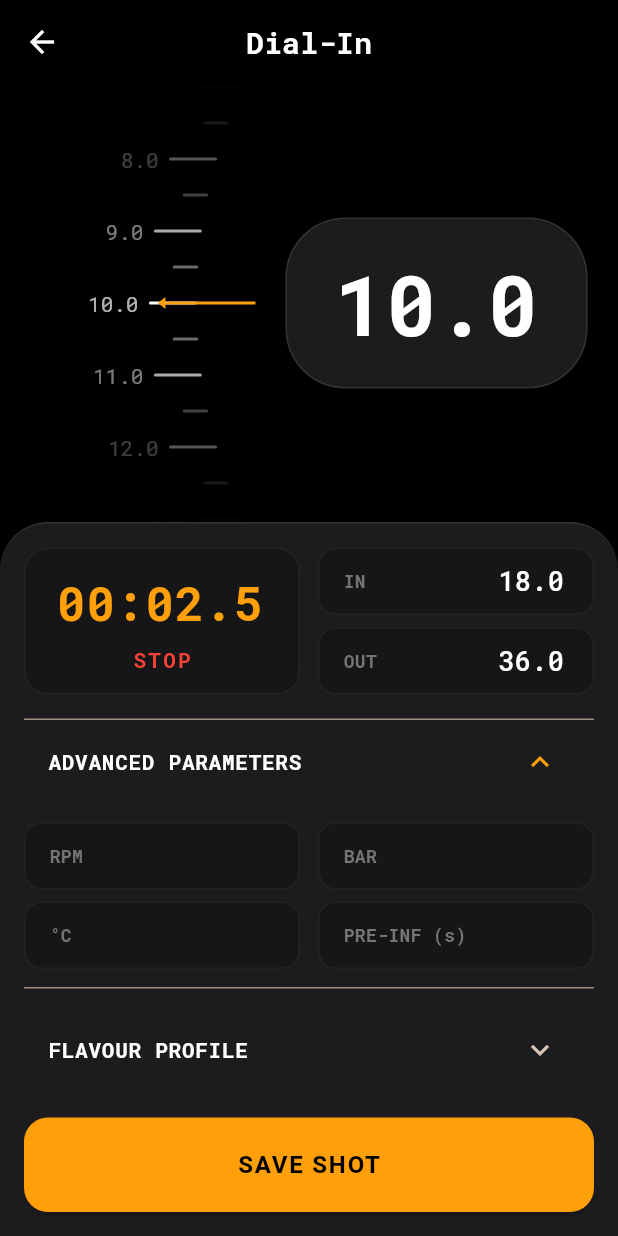
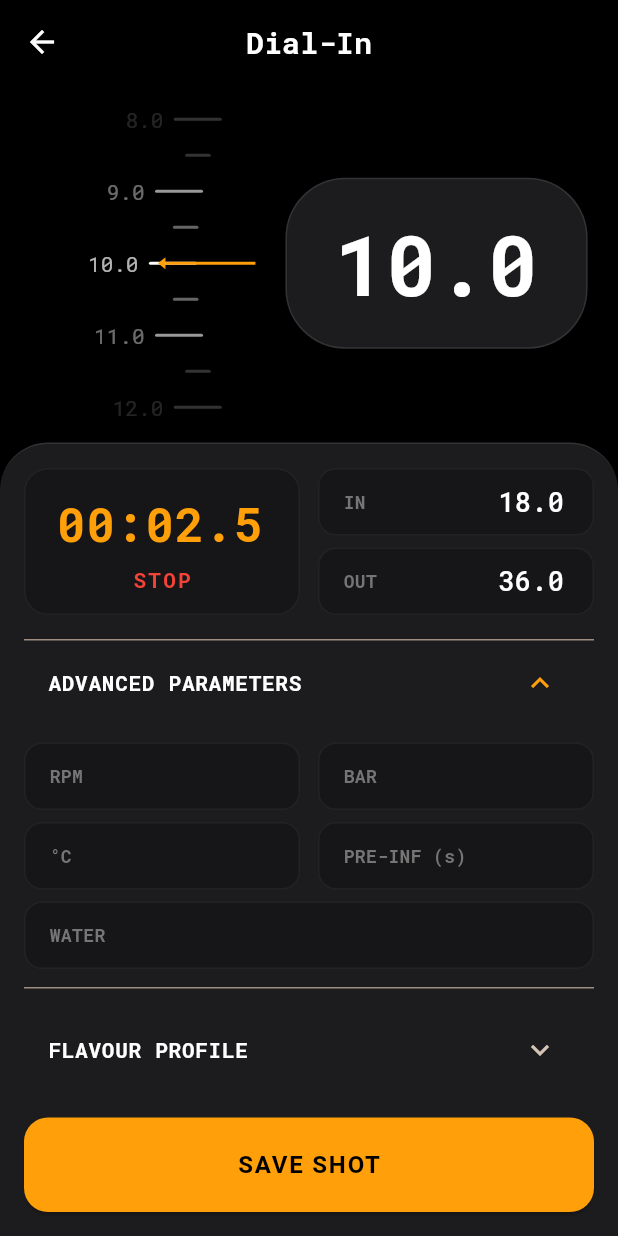
Before and after one commit to LucaGerlich/dialed_in, a Flutter app: the AddShotScreen screen opened directly with empty values, after a tap on "START", after a tap on "ADVANCED PARAMETERS", on a phone screen of 412 x 824 dp. Run offline on Flutter 3.47's test engine with Material 3 defaults, Android fonts, the phone set to English and light mode, and no system bars; our stand-ins replace fl_chart, google_fonts, screenshot, share_plus, shared_preferences; missing offline and left inert: gal, pasteboard; accounts and stored records are empty.

Commit message:
Refactor and added Water

```diff
--- a/lib/models/models.dart
+++ b/lib/models/models.dart
@@ -79,6 +79,7 @@ class Shot {
   final int? preInfusionTime;
   final String? machineId;
   final String? grinderId;
+  final String? water;
   final double? flavourX; // -1 (Sour) to 1 (Bitter)
   final double? flavourY; // -1 (Weak) to 1 (Strong)
 
@@ -95,6 +96,7 @@ class Shot {
     this.preInfusionTime,
     this.machineId,
     this.grinderId,
+    this.water,
     this.flavourX,
     this.flavourY,
   }) : id = id ?? const Uuid().v4();
@@ -113,6 +115,7 @@ class Shot {
       'preInfusionTime': preInfusionTime,
       'machineId': machineId,
       'grinderId': grinderId,
+      'water': water,
       'flavourX': flavourX,
       'flavourY': flavourY,
     };
@@ -126,6 +129,15 @@ class Shot {
       doseOut: json['doseOut'].toDouble(),
       duration: json['duration'],
       timestamp: DateTime.parse(json['timestamp']),
+      grinderRpm: json['grinderRpm']?.toDouble(),
+      pressure: json['pressure']?.toDouble(),
+      temperature: json['temperature']?.toDouble(),
+      preInfusionTime: json['preInfusionTime'],
+      machineId: json['machineId'],
+      grinderId: json['grinderId'],
+      water: json['water'],
+      flavourX: json['flavourX']?.toDouble(),
+      flavourY: json['flavourY']?.toDouble(),
     );
   }
 }
--- a/lib/screens/add_shot_screen.dart
+++ b/lib/screens/add_shot_screen.dart
@@ -18,26 +18,27 @@ class AddShotScreen extends StatefulWidget {
 class _AddShotScreenState extends State<AddShotScreen> {
   final _doseInController = TextEditingController(text: '18.0');
   final _doseOutController = TextEditingController(text: '36.0');
-  final _durationController = TextEditingController(text: '00:00.0'); // Initialize with milliseconds
+  final _durationController = TextEditingController(text: '00:00.0');
 
   // Advanced Params Controllers
   final _rpmController = TextEditingController();
   final _pressureController = TextEditingController();
   final _tempController = TextEditingController();
   final _preInfusionController = TextEditingController();
+  final _waterController = TextEditingController();
 
   double _grindSize = 10.0;
   int _durationMs = 0; // Duration in milliseconds
   Timer? _timer;
   bool _isTimerRunning = false;
-  bool _updatePreferred = false;
+  final bool _updatePreferred = false; // Fixed: made final as it's never changed
 
   String? _selectedMachineId;
   String? _selectedGrinderId;
 
   // Flavour Coordinates (-1 to 1)
-  double _flavourX = 0; // Sour -> Bitter
-  double _flavourY = 0; // Weak -> Strong
+  double _flavourX = 0;
+  double _flavourY = 0;
 
   @override
   void dispose() {
@@ -48,6 +49,7 @@ class _AddShotScreenState extends State<AddShotScreen> {
     _pressureController.dispose();
     _tempController.dispose();
     _preInfusionController.dispose();
+    _waterController.dispose();
     _timer?.cancel();
     super.dispose();
   }
@@ -150,6 +152,7 @@ class _AddShotScreenState extends State<AddShotScreen> {
         preInfusionTime: int.tryParse(_preInfusionController.text),
         machineId: _selectedMachineId,
         grinderId: _selectedGrinderId,
+        water: _waterController.text.isNotEmpty ? _waterController.text : null,
         flavourX: _flavourX,
         flavourY: _flavourY,
       );
@@ -201,7 +204,7 @@ class _AddShotScreenState extends State<AddShotScreen> {
             decoration: BoxDecoration(
               color: Theme.of(context).colorScheme.surface,
               borderRadius: const BorderRadius.vertical(top: Radius.circular(32)),
-              border: Border(top: BorderSide(color: Colors.white.withOpacity(0.1))),
+              border: Border(top: BorderSide(color: Colors.white.withValues(alpha: 0.1))),
             ),
             child: SingleChildScrollView( // Allow scrolling for extra fields
               child: Column(
@@ -215,9 +218,9 @@ class _AddShotScreenState extends State<AddShotScreen> {
                         child: Container(
                           padding: const EdgeInsets.symmetric(vertical: 12),
                           decoration: BoxDecoration(
-                            color: Colors.black.withOpacity(0.2),
+                            color: Colors.black.withValues(alpha: 0.2),
                             borderRadius: BorderRadius.circular(16),
-                            border: Border.all(color: Colors.white.withOpacity(0.05)),
+                            border: Border.all(color: Colors.white.withValues(alpha: 0.05)),
                           ),
                           child: Column(
                             children: [
@@ -280,13 +283,15 @@ class _AddShotScreenState extends State<AddShotScreen> {
                       children: [
                         if (provider.machines.isNotEmpty)
                           Expanded(
-                            child: DropdownButtonFormField<String>(
+                            child: InputDecorator(
+                              decoration: _inputDecoration('Machine'),
+                              child: DropdownButtonHideUnderline(
+                                child: DropdownButton<String>(
                                   isExpanded: true,
                                   isDense: true,
                                   value: _selectedMachineId,
                                   dropdownColor: const Color(0xFF1C1C1E),
                                   style: const TextStyle(color: Colors.white),
-                              decoration: _inputDecoration('Machine'),
                                   items: provider.machines.map((m) => DropdownMenuItem(
                                     value: m.id,
                                     child: Text(
@@ -305,17 +310,21 @@ class _AddShotScreenState extends State<AddShotScreen> {
                                   },
                                 ),
                               ),
+                            ),
+                          ),
                         if (provider.machines.isNotEmpty && provider.grinders.isNotEmpty)
                           const SizedBox(width: 12),
                         if (provider.grinders.isNotEmpty)
                           Expanded(
-                            child: DropdownButtonFormField<String>(
+                            child: InputDecorator(
+                              decoration: _inputDecoration('Grinder'),
+                              child: DropdownButtonHideUnderline(
+                                child: DropdownButton<String>(
                                   isExpanded: true,
                                   isDense: true,
                                   value: _selectedGrinderId,
                                   dropdownColor: const Color(0xFF1C1C1E),
                                   style: const TextStyle(color: Colors.white),
-                              decoration: _inputDecoration('Grinder'),
                                   items: provider.grinders.map((g) => DropdownMenuItem(
                                     value: g.id,
                                     child: Text(
@@ -330,6 +339,8 @@ class _AddShotScreenState extends State<AddShotScreen> {
                                       if (grinder.defaultRpm != null) _rpmController.text = grinder.defaultRpm.toString();
                                     });
                                   },
+                                ),
+                              ),
                             ),
                           ),
                       ],
@@ -357,6 +368,8 @@ class _AddShotScreenState extends State<AddShotScreen> {
                           Expanded(child: _buildCompactInput(context, 'PRE-INF (s)', _preInfusionController)),
                         ],
                       ),
+                      const SizedBox(height: 8),
+                      _buildCompactInput(context, 'WATER', _waterController, keyboardType: TextInputType.text),
                       const SizedBox(height: 12),
                     ],
                   ),
@@ -372,15 +385,14 @@ class _AddShotScreenState extends State<AddShotScreen> {
                           width: 200,
                           height: 200,
                           decoration: BoxDecoration(
-                            color: Colors.black.withOpacity(0.2),
+                            color: Colors.black.withValues(alpha: 0.2),
                             borderRadius: BorderRadius.circular(16),
-                            border: Border.all(color: Colors.white.withOpacity(0.1)),
+                            border: Border.all(color: Colors.white.withValues(alpha: 0.1)),
                           ),
                           child: GestureDetector(
                             onPanUpdate: (details) {
                               setState(() {
                                 // Map local position to -1 to 1
-                                final renderBox = context.findRenderObject() as RenderBox;
                                 // This is tricky inside a scroll view, let's use relative position
                                 // Assuming 200x200 box
                                 double dx = details.localPosition.dx;
@@ -437,20 +449,20 @@ class _AddShotScreenState extends State<AddShotScreen> {
       labelText: label,
       labelStyle: const TextStyle(color: Colors.grey),
       filled: true,
-      fillColor: Colors.black.withOpacity(0.2),
+      fillColor: Colors.black.withValues(alpha: 0.2),
       isDense: true,
       border: OutlineInputBorder(borderRadius: BorderRadius.circular(12), borderSide: BorderSide.none),
       contentPadding: const EdgeInsets.symmetric(horizontal: 12, vertical: 12),
     );
   }
 
-  Widget _buildCompactInput(BuildContext context, String label, TextEditingController controller) {
+  Widget _buildCompactInput(BuildContext context, String label, TextEditingController controller, {TextInputType? keyboardType}) {
     return Container(
       padding: const EdgeInsets.symmetric(horizontal: 16, vertical: 8),
       decoration: BoxDecoration(
-        color: Colors.black.withOpacity(0.2),
+        color: Colors.black.withValues(alpha: 0.2),
         borderRadius: BorderRadius.circular(12),
-        border: Border.all(color: Colors.white.withOpacity(0.05)),
+        border: Border.all(color: Colors.white.withValues(alpha: 0.05)),
       ),
       child: Row(
         children: [
@@ -459,7 +471,7 @@ class _AddShotScreenState extends State<AddShotScreen> {
           Expanded(
             child: TextField(
               controller: controller,
-              keyboardType: const TextInputType.numberWithOptions(decimal: true),
+              keyboardType: keyboardType ?? const TextInputType.numberWithOptions(decimal: true),
               style: Theme.of(context).textTheme.titleMedium?.copyWith(color: Colors.white),
               textAlign: TextAlign.end,
               decoration: const InputDecoration(
@@ -492,9 +504,8 @@ class _FlavourGraphPainter extends CustomPainter {
 
   @override
   void paint(Canvas canvas, Size size) {
-    final center = size.center(Offset.zero);
     final paint = Paint()
-      ..color = Colors.grey.withOpacity(0.3)
+      ..color = Colors.grey.withValues(alpha: 0.3)
       ..strokeWidth = 1;
 
     // Axes
@@ -514,7 +525,7 @@ class _FlavourGraphPainter extends CustomPainter {
     final py = (-y + 1) / 2 * size.height; // Invert Y
 
     canvas.drawCircle(Offset(px, py), 8, Paint()..color = accentColor);
-    canvas.drawCircle(Offset(px, py), 12, Paint()..color = accentColor.withOpacity(0.3));
+    canvas.drawCircle(Offset(px, py), 12, Paint()..color = accentColor.withValues(alpha: 0.3));
   }
 
   void _drawText(Canvas canvas, String text, Offset offset, TextStyle style) {
--- a/lib/screens/bean_list_screen.dart
+++ b/lib/screens/bean_list_screen.dart
@@ -73,7 +73,7 @@ class _BeanListScreenState extends State<BeanListScreen> {
                           side: BorderSide(
                             color: isSelected
                                 ? Theme.of(context).colorScheme.primary
-                                : Colors.white.withOpacity(0.1),
+                                : Colors.white.withValues(alpha: 0.1),
                           ),
                         ),
                         showCheckmark: false,
--- a/lib/screens/gear_settings_screen.dart
+++ b/lib/screens/gear_settings_screen.dart
@@ -76,7 +76,7 @@ class GearSettingsScreen extends StatelessWidget {
       decoration: BoxDecoration(
         color: Theme.of(context).colorScheme.surface,
         borderRadius: BorderRadius.circular(12),
-        border: Border.all(color: Colors.white.withOpacity(0.05)),
+        border: Border.all(color: Colors.white.withValues(alpha: 0.05)),
       ),
       child: Row(
         mainAxisAlignment: MainAxisAlignment.spaceBetween,
@@ -218,7 +218,7 @@ class GearSettingsScreen extends StatelessWidget {
       decoration: BoxDecoration(
         color: Theme.of(context).colorScheme.surface,
         borderRadius: BorderRadius.circular(12),
-        border: Border.all(color: Colors.white.withOpacity(0.05)),
+        border: Border.all(color: Colors.white.withValues(alpha: 0.05)),
       ),
       child: Column(
         children: [
@@ -257,7 +257,7 @@ class GearSettingsScreen extends StatelessWidget {
           style: const TextStyle(color: Colors.white),
           decoration: InputDecoration(
             filled: true,
-            fillColor: Colors.black.withOpacity(0.2),
+            fillColor: Colors.black.withValues(alpha: 0.2),
             border: OutlineInputBorder(borderRadius: BorderRadius.circular(8), borderSide: BorderSide.none),
             contentPadding: const EdgeInsets.symmetric(horizontal: 12, vertical: 12),
             isDense: true,
--- a/lib/screens/share_shot_dialog.dart
+++ b/lib/screens/share_shot_dialog.dart
@@ -51,6 +51,7 @@ class _ShareShotDialogState extends State<ShareShotDialog> {
         await file.writeAsBytes(imageBytes);
 
         if (mounted) {
+            // ignore: deprecated_member_use
             await Share.shareXFiles(
               [XFile(file.path)],
               text: 'Check out my shot with ${widget.bean.name}!',
--- a/lib/widgets/analog_dial.dart
+++ b/lib/widgets/analog_dial.dart
@@ -106,7 +106,7 @@ class _AnalogDialState extends State<AnalogDial> {
           decoration: BoxDecoration(
             color: const Color(0xFF1C1C1E), // Dark surface
             borderRadius: BorderRadius.circular(40),
-            border: Border.all(color: Colors.white.withOpacity(0.1)),
+            border: Border.all(color: Colors.white.withValues(alpha: 0.1)),
           ),
           child: Text(
             _currentValue.toStringAsFixed(1),
@@ -149,7 +149,7 @@ class _RadioTunerPainter extends CustomPainter {
     final arcCenter = Offset(centerX + radius - 40, centerY);
 
     final tickPaint = Paint()
-      ..color = color.withOpacity(0.3)
+      ..color = color.withValues(alpha: 0.3)
       ..strokeWidth = 2
       ..strokeCap = StrokeCap.round;
 
@@ -209,7 +209,7 @@ class _RadioTunerPainter extends CustomPainter {
       final tickLength = isMajor ? 30.0 : 15.0;
 
       final paint = isMajor ? activeTickPaint : tickPaint;
-      paint.color = paint.color.withOpacity(opacity * (isMajor ? 1.0 : 0.5));
+      paint.color = paint.color.withValues(alpha: opacity * (isMajor ? 1.0 : 0.5));
 
       canvas.drawLine(
         Offset(dx, yPos),
@@ -223,7 +223,7 @@ class _RadioTunerPainter extends CustomPainter {
           text: roundedI.toStringAsFixed((step - step.roundToDouble()).abs() < 0.0001 ? 0 : 1),
           style: GoogleFonts.robotoMono(
             fontSize: 14,
-            color: color.withOpacity(opacity * 0.7),
+            color: color.withValues(alpha: opacity * 0.7),
           ),
         );
         textPainter.layout();
--- a/lib/widgets/shot_sticker.dart
+++ b/lib/widgets/shot_sticker.dart
@@ -27,7 +27,7 @@ class ShotSticker extends StatelessWidget {
       Shadow(
         offset: const Offset(0, 1),
         blurRadius: 3.0,
-        color: Colors.black.withOpacity(0.8),
+        color: Colors.black.withValues(alpha: 0.8),
       ),
     ];
 
@@ -115,14 +115,14 @@ class ShotSticker extends StatelessWidget {
           const SizedBox(height: 24),
 
           // Gear (Optional)
-          if (machineName != null || grinderName != null) ...[
+          if (machineName != null || grinderName != null || shot.water != null) ...[
              Row(
                children: [
                  const Icon(Icons.coffee_maker, color: Colors.white70, size: 16, shadows: [Shadow(blurRadius: 2, color: Colors.black)]),
                  const SizedBox(width: 8),
                  Expanded(
                    child: Text(
-                     [machineName, grinderName].whereType<String>().join(' • '),
+                     [machineName, grinderName, shot.water].whereType<String>().join(' • '),
                      style: GoogleFonts.robotoMono(
                        fontSize: 12,
                        color: Colors.white70,
```
Also changed, not shown: lib/screens/add_bean_screen.dart (+7 -5 lines), lib/screens/bean_detail_screen.dart (+8 -9 lines), lib/screens/shot_detail_screen.dart (+11 -9 lines), lib/widgets/bean_card.dart (+4 -5 lines). Lines whose indentation alone changed are shown as unchanged.
